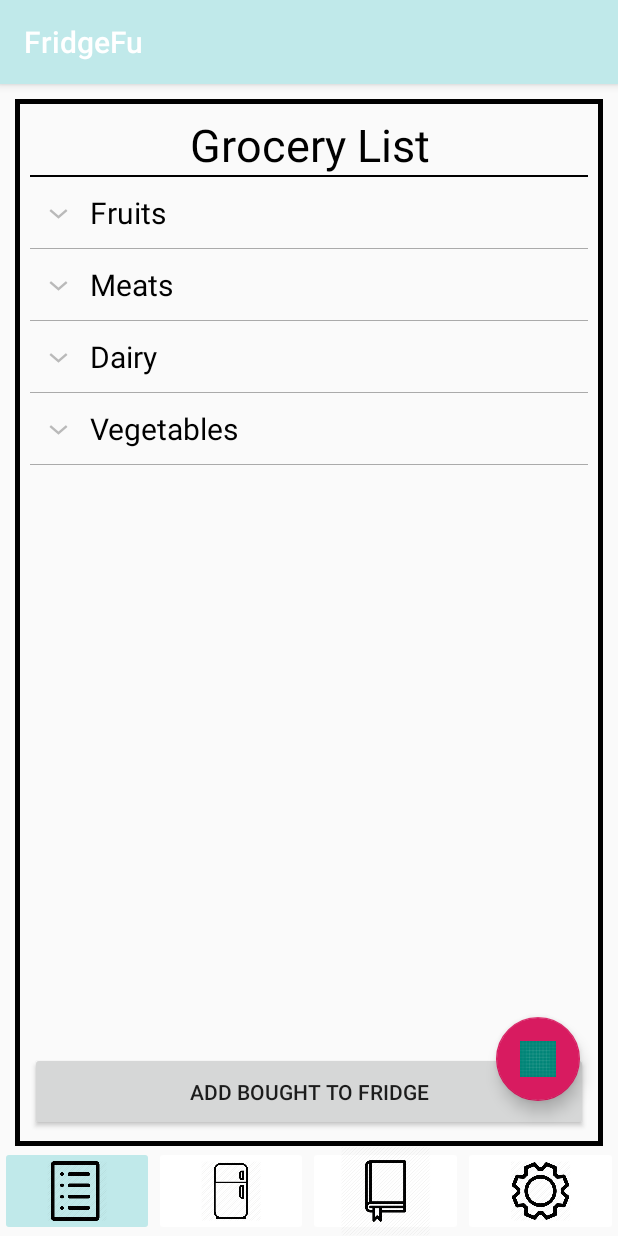
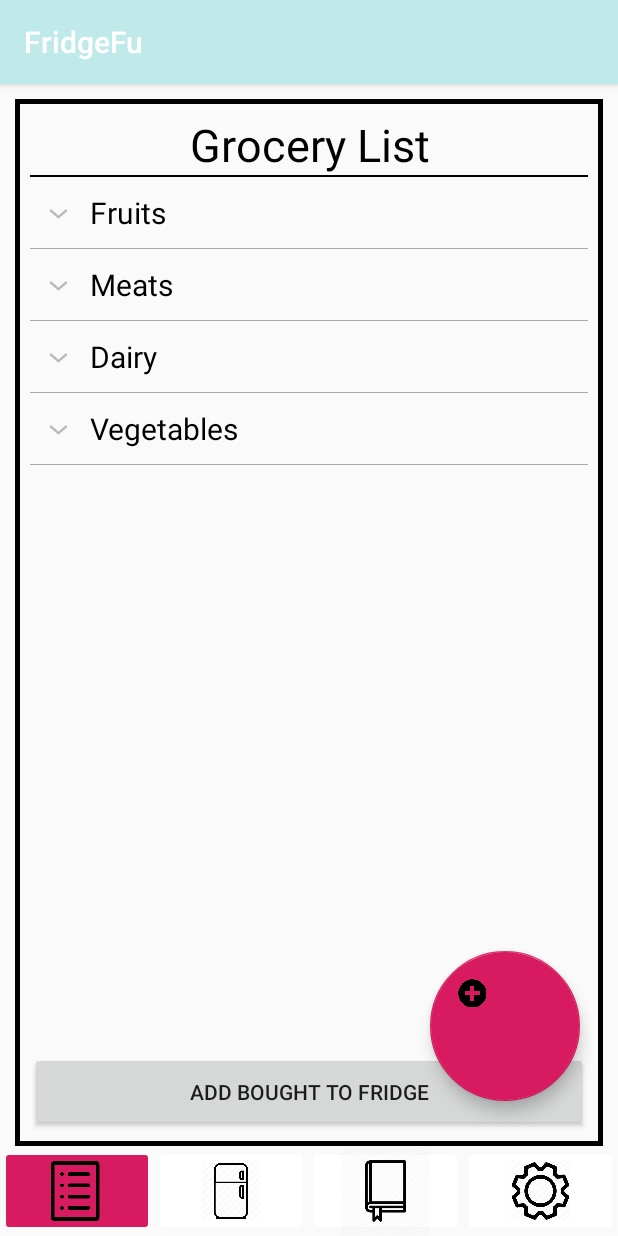
Before and after one commit to supergeno1/FridgeFu, an Android app: the GroceryLanding screen opened directly, with no data from a screen before it, on a phone screen of 412 x 824 dp. Run offline under Robolectric (Android 15) with nearby library versions, the phone set to English and light mode, and no system bars.

Commit message:
changed (+) button

```diff
--- a/FridgeFu/app/src/main/res/layout/activity_fridge_landing.xml
+++ b/FridgeFu/app/src/main/res/layout/activity_fridge_landing.xml
@@ -116,12 +116,12 @@
 
     </RelativeLayout>
     <com.google.android.material.floatingactionbutton.FloatingActionButton
-        android:layout_width="wrap_content"
-        android:layout_height="wrap_content"
+        android:layout_width="100dp"
+        android:layout_height="100dp"
         android:layout_gravity="bottom|right"
         android:layout_marginBottom="70dp"
         android:layout_marginRight="25dp"
-        android:src="@drawable/ic_launcher_background"
+        android:src="@drawable/plus"
         android:id="@+id/FAB"
         app:layout_anchor="@id/expandableListView"
         app:layout_anchorGravity="bottom|right|end" />
--- a/FridgeFu/app/src/main/res/layout/activity_grocery_landing.xml
+++ b/FridgeFu/app/src/main/res/layout/activity_grocery_landing.xml
@@ -80,7 +80,7 @@
                 android:layout_weight="1"
                 android:adjustViewBounds="true"
                 android:src="@drawable/grocery_list"
-                android:backgroundTint="@color/colorPrimary"
+                android:backgroundTint="#d81b60"
                 android:scaleType="centerInside">
 
             </ImageButton>
@@ -122,14 +122,15 @@
         </LinearLayout>
     </RelativeLayout>
     <com.google.android.material.floatingactionbutton.FloatingActionButton
-        android:layout_width="wrap_content"
-        android:layout_height="wrap_content"
+        android:layout_width="100dp"
+        android:layout_height="100dp"
         android:layout_gravity="bottom|right"
         android:layout_marginBottom="90dp"
         android:layout_marginRight="25dp"
-        android:src="@drawable/ic_launcher_background"
+        android:src="@drawable/plus"
         app:layout_anchor="@id/expandableListView"
         app:layout_anchorGravity="bottom|right|end"
         android:id="@+id/FAB"/>
 
+
 </androidx.coordinatorlayout.widget.CoordinatorLayout>
```
